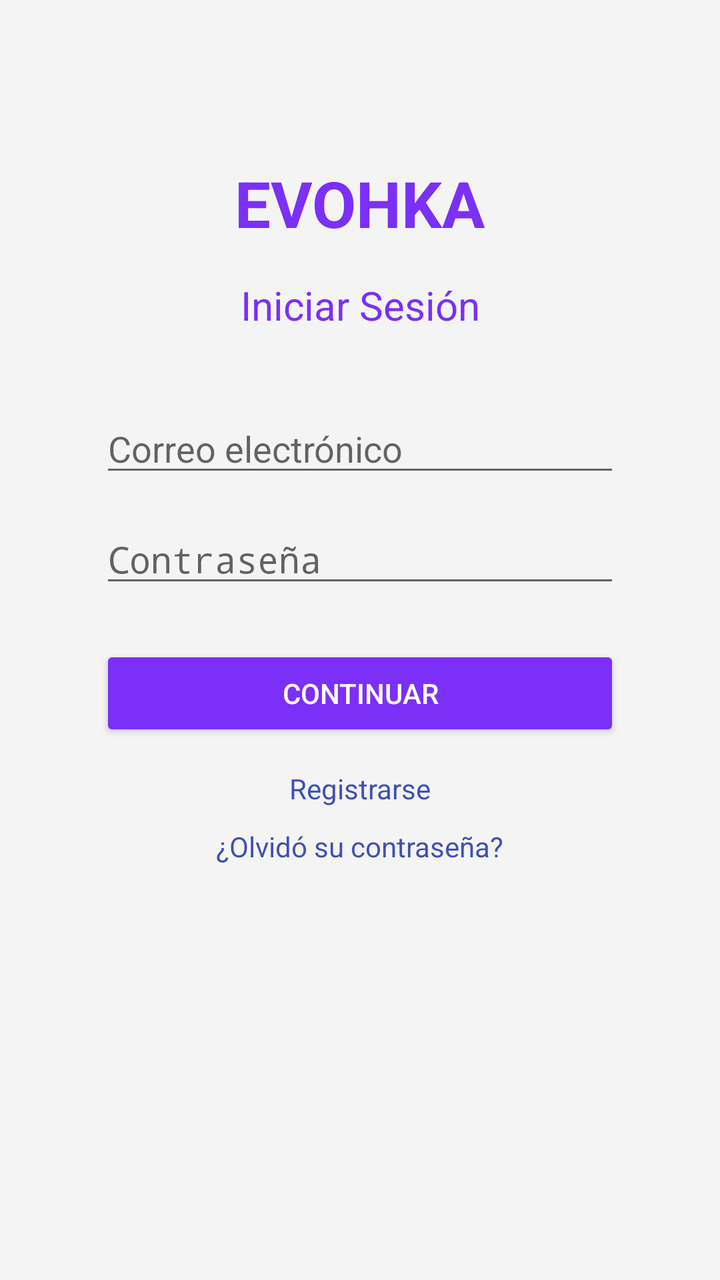
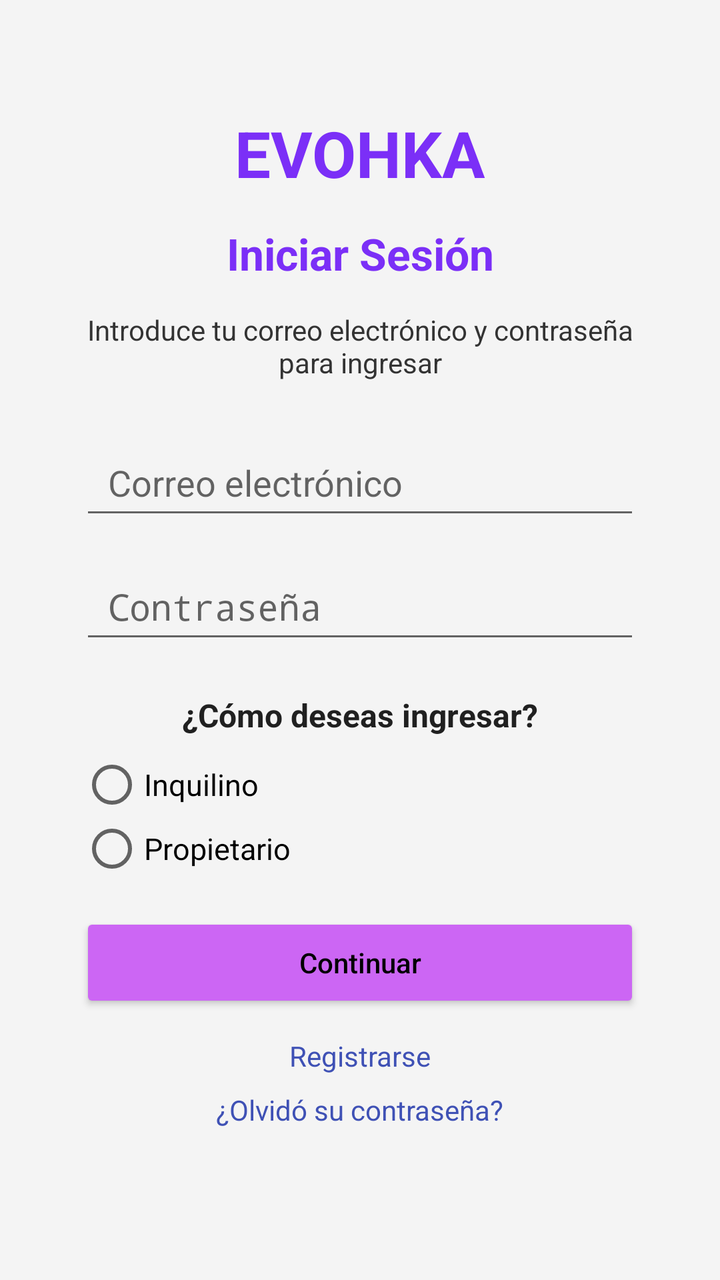

Two renders of the same Android screen: before a commit and after it. Below are the layout's source before the change and the commit's diff.
<!-- AndroidManifest.xml: application theme Theme.EvohkaApp -->
<!-- res/layout/activity_login.xml -->
<?xml version="1.0" encoding="utf-8"?>
<androidx.constraintlayout.widget.ConstraintLayout
    xmlns:android="http://schemas.android.com/apk/res/android"
    xmlns:app="http://schemas.android.com/apk/res-auto"
    android:layout_width="match_parent"
    android:layout_height="match_parent"
    android:background="#F4F4F4">

    <TextView
        android:id="@+id/logo"
        android:layout_width="wrap_content"
        android:layout_height="wrap_content"
        android:text="EVOHKA"
        android:textSize="32sp"
        android:textStyle="bold"
        android:textColor="#7B2FF7"
        app:layout_constraintTop_toTopOf="parent"
        app:layout_constraintStart_toStartOf="parent"
        app:layout_constraintEnd_toEndOf="parent"
        android:layout_marginTop="80dp" />

    <TextView
        android:id="@+id/titulo"
        android:layout_width="wrap_content"
        android:layout_height="wrap_content"
        android:text="Iniciar Sesión"
        android:textSize="20sp"
        android:textColor="#7B2FF7"
        app:layout_constraintTop_toBottomOf="@id/logo"
        app:layout_constraintStart_toStartOf="parent"
        app:layout_constraintEnd_toEndOf="parent"
        android:layout_marginTop="16dp" />

    <EditText
        android:id="@+id/correo"
        android:layout_width="260dp"
        android:layout_height="wrap_content"
        android:hint="Correo electrónico"
        android:inputType="textEmailAddress"
        app:layout_constraintTop_toBottomOf="@id/titulo"
        app:layout_constraintStart_toStartOf="parent"
        app:layout_constraintEnd_toEndOf="parent"
        android:layout_marginTop="36dp" />

    <EditText
        android:id="@+id/password"
        android:layout_width="260dp"
        android:layout_height="wrap_content"
        android:hint="Contraseña"
        android:inputType="textPassword"
        app:layout_constraintTop_toBottomOf="@id/correo"
        app:layout_constraintStart_toStartOf="parent"
        app:layout_constraintEnd_toEndOf="parent"
        android:layout_marginTop="14dp" />

    <Button
        android:id="@+id/btnContinuar"
        android:layout_width="260dp"
        android:layout_height="wrap_content"
        android:text="CONTINUAR"
        android:textColor="#FFFFFF"
        android:backgroundTint="#7B2FF7"
        app:layout_constraintTop_toBottomOf="@id/password"
        app:layout_constraintStart_toStartOf="parent"
        app:layout_constraintEnd_toEndOf="parent"
        android:layout_marginTop="24dp" />

    <TextView
        android:id="@+id/txtRegistrarse"
        android:layout_width="wrap_content"
        android:layout_height="wrap_content"
        android:text="Registrarse"
        android:textColor="#3F51B5"
        android:textSize="14sp"
        app:layout_constraintTop_toBottomOf="@id/btnContinuar"
        app:layout_constraintStart_toStartOf="parent"
        app:layout_constraintEnd_toEndOf="parent"
        android:layout_marginTop="14dp" />

    <TextView
        android:id="@+id/txtRecuperar"
        android:layout_width="wrap_content"
        android:layout_height="wrap_content"
        android:text="¿Olvidó su contraseña?"
        android:textColor="#3F51B5"
        android:textSize="14sp"
        app:layout_constraintTop_toBottomOf="@id/txtRegistrarse"
        app:layout_constraintStart_toStartOf="parent"
        app:layout_constraintEnd_toEndOf="parent"
        android:layout_marginTop="10dp" />

</androidx.constraintlayout.widget.ConstraintLayout>
<!-- resources referenced by this layout -->
<resources>
  <style name="Theme.EvohkaApp" parent="android:Theme.Material.Light.NoActionBar" />
</resources>

<!-- the commit's change to res/layout/activity_login.xml (unified diff, before → after) -->
@@ -17,53 +17,111 @@
         app:layout_constraintTop_toTopOf="parent"
         app:layout_constraintStart_toStartOf="parent"
         app:layout_constraintEnd_toEndOf="parent"
-        android:layout_marginTop="80dp" />
+        android:layout_marginTop="55dp" />
 
     <TextView
         android:id="@+id/titulo"
         android:layout_width="wrap_content"
         android:layout_height="wrap_content"
         android:text="Iniciar Sesión"
-        android:textSize="20sp"
+        android:textSize="22sp"
+        android:textStyle="bold"
         android:textColor="#7B2FF7"
         app:layout_constraintTop_toBottomOf="@id/logo"
         app:layout_constraintStart_toStartOf="parent"
         app:layout_constraintEnd_toEndOf="parent"
-        android:layout_marginTop="16dp" />
+        android:layout_marginTop="14dp" />
 
-    <EditText
-        android:id="@+id/correo"
-        android:layout_width="260dp"
+    <TextView
+        android:id="@+id/subtitulo"
+        android:layout_width="280dp"
         android:layout_height="wrap_content"
-        android:hint="Correo electrónico"
-        android:inputType="textEmailAddress"
+        android:text="Introduce tu correo electrónico y contraseña para ingresar"
+        android:textAlignment="center"
+        android:textColor="#333333"
+        android:textSize="14sp"
         app:layout_constraintTop_toBottomOf="@id/titulo"
-        app:layout_constraintStart_toStartOf="parent"
-        app:layout_constraintEnd_toEndOf="parent"
-        android:layout_marginTop="36dp" />
-
-    <EditText
-        android:id="@+id/password"
-        android:layout_width="260dp"
-        android:layout_height="wrap_content"
-        android:hint="Contraseña"
-        android:inputType="textPassword"
-        app:layout_constraintTop_toBottomOf="@id/correo"
         app:layout_constraintStart_toStartOf="parent"
         app:layout_constraintEnd_toEndOf="parent"
         android:layout_marginTop="14dp" />
 
-    <Button
-        android:id="@+id/btnContinuar"
-        android:layout_width="260dp"
+    <EditText
+        android:id="@+id/correo"
+        android:layout_width="280dp"
+        android:layout_height="50dp"
+        android:hint="Correo electrónico"
+        android:inputType="textEmailAddress"
+        android:paddingStart="14dp"
+        android:paddingEnd="14dp"
+        app:layout_constraintTop_toBottomOf="@id/subtitulo"
+        app:layout_constraintStart_toStartOf="parent"
+        app:layout_constraintEnd_toEndOf="parent"
+        android:layout_marginTop="24dp" />
+
+    <EditText
+        android:id="@+id/password"
+        android:layout_width="280dp"
+        android:layout_height="50dp"
+        android:hint="Contraseña"
+        android:inputType="textPassword"
+        android:paddingStart="14dp"
+        android:paddingEnd="14dp"
+        app:layout_constraintTop_toBottomOf="@id/correo"
+        app:layout_constraintStart_toStartOf="parent"
+        app:layout_constraintEnd_toEndOf="parent"
+        android:layout_marginTop="12dp" />
+
+    <TextView
+        android:id="@+id/txtTipoIngreso"
+        android:layout_width="wrap_content"
         android:layout_height="wrap_content"
-        android:text="CONTINUAR"
-        android:textColor="#FFFFFF"
-        android:backgroundTint="#7B2FF7"
+        android:text="¿Cómo deseas ingresar?"
+        android:textColor="#202020"
+        android:textSize="16sp"
+        android:textStyle="bold"
         app:layout_constraintTop_toBottomOf="@id/password"
         app:layout_constraintStart_toStartOf="parent"
         app:layout_constraintEnd_toEndOf="parent"
-        android:layout_marginTop="24dp" />
+        android:layout_marginTop="20dp" />
+
+    <RadioGroup
+        android:id="@+id/grupo_tipo_ingreso"
+        android:layout_width="280dp"
+        android:layout_height="wrap_content"
+        android:orientation="vertical"
+        app:layout_constraintTop_toBottomOf="@id/txtTipoIngreso"
+        app:layout_constraintStart_toStartOf="parent"
+        app:layout_constraintEnd_toEndOf="parent"
+        android:layout_marginTop="8dp">
+
+        <RadioButton
+            android:id="@+id/radio_inquilino"
+            android:layout_width="wrap_content"
+            android:layout_height="wrap_content"
+            android:text="Inquilino"
+            android:textSize="15sp" />
+
+        <RadioButton
+            android:id="@+id/radio_propietario"
+            android:layout_width="wrap_content"
+            android:layout_height="wrap_content"
+            android:text="Propietario"
+            android:textSize="15sp" />
+
+    </RadioGroup>
+
+    <Button
+        android:id="@+id/btnContinuar"
+        android:layout_width="280dp"
+        android:layout_height="50dp"
+        android:text="Continuar"
+        android:textAllCaps="false"
+        android:textColor="#000000"
+        android:backgroundTint="#CC66F4"
+        app:layout_constraintTop_toBottomOf="@id/grupo_tipo_ingreso"
+        app:layout_constraintStart_toStartOf="parent"
+        app:layout_constraintEnd_toEndOf="parent"
+        android:layout_marginTop="16dp" />
 
     <TextView
         android:id="@+id/txtRegistrarse"
@@ -75,7 +133,7 @@
         app:layout_constraintTop_toBottomOf="@id/btnContinuar"
         app:layout_constraintStart_toStartOf="parent"
         app:layout_constraintEnd_toEndOf="parent"
-        android:layout_marginTop="14dp" />
+        android:layout_marginTop="12dp" />
 
     <TextView
         android:id="@+id/txtRecuperar"
@@ -87,6 +145,6 @@
         app:layout_constraintTop_toBottomOf="@id/txtRegistrarse"
         app:layout_constraintStart_toStartOf="parent"
         app:layout_constraintEnd_toEndOf="parent"
-        android:layout_marginTop="10dp" />
+        android:layout_marginTop="8dp" />
 
 </androidx.constraintlayout.widget.ConstraintLayout>
